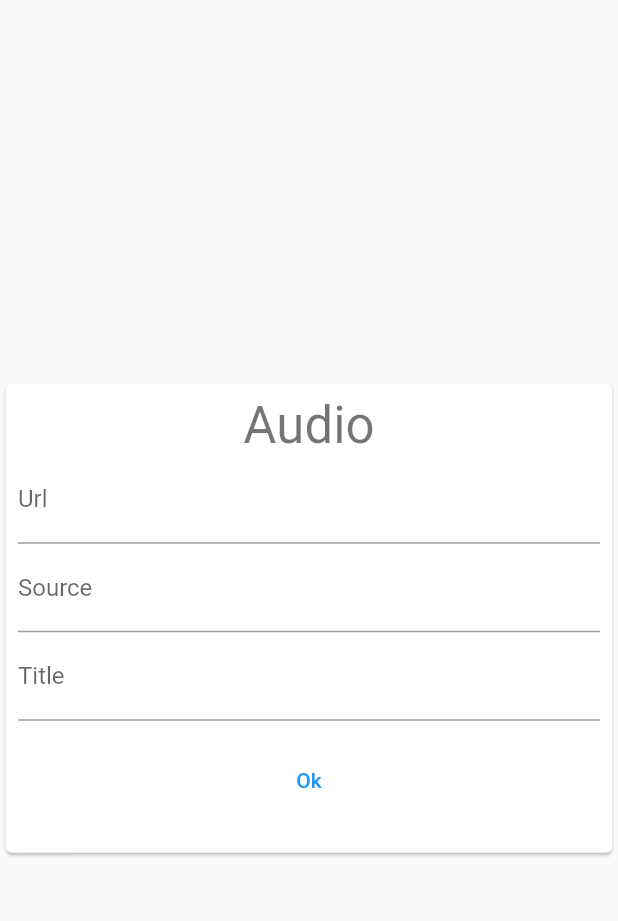
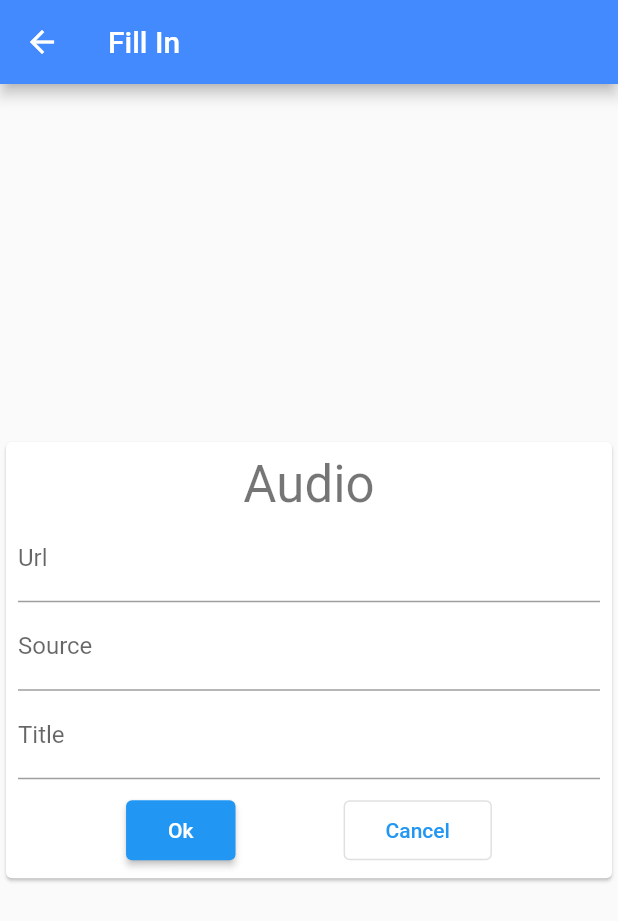
Before and after one commit to Dobryvechir/postcreator, a Flutter app: the AudioInputWidget screen opened directly, on a phone screen of 412 x 824 dp. Shown: the top 921 px of the screen. Run offline on Flutter 3.47's test engine with Material 2 defaults, Android fonts, the phone set to English and light mode, and no system bars; our stand-ins replace url_strategy; missing offline and left inert: adaptive_navigation, html_editor_enhanced, notus_format, path_to_regexp, quill_format, zefyrka; generated files the repository leaves out were written again; statements that could not run were skipped.

Commit message:
audio and video

```diff
--- a/lib/app_state.dart
+++ b/lib/app_state.dart
@@ -2,7 +2,7 @@ import 'package:flutter/material.dart';
 
 class DvAppState extends ChangeNotifier {
   var prefixedProperties = <String, String>{};
-  var defLocale = 'en';
+  var defLocale = 'uk';
 
   void setProperty(String prefix, String key, String value) {
     String k = "${prefix}_$key";
--- a/lib/homepage/audio_input.dart
+++ b/lib/homepage/audio_input.dart
@@ -1,6 +1,8 @@
 import 'package:flutter/material.dart';
 import 'package:provider/provider.dart';
 import '../app_state.dart';
+import './home_app_start.dart';
+import 'package:flutter_gen/gen_l10n/app_localizations.dart';
 
 class AudioInputWidget extends StatefulWidget {
   @override
@@ -14,9 +16,14 @@ class _AudioInputWidgetState extends State<AudioInputWidget> {
 
   @override
   Widget build(BuildContext context) {
-    // var appState = context.watch<DvAppState>();
-
+    var appState = context.watch<DvAppState>();
+    var messager = AppLocalizations.of(context) ??
+        lookupAppLocalizations(Locale(appState.defLocale));
     return Scaffold(
+      appBar: AppBar(
+        title: Text(messager.fillIn),
+        backgroundColor: Colors.blueAccent,
+      ),
       body: Center(
         child: Card(
           child: Container(
@@ -26,30 +33,49 @@ class _AudioInputWidgetState extends State<AudioInputWidget> {
               mainAxisAlignment: MainAxisAlignment.center,
               mainAxisSize: MainAxisSize.min,
               children: [
-                Text('Audio',
+                Text(messager.audio,
                     style: Theme.of(context).textTheme.headlineMedium),
                 TextField(
-                  decoration: const InputDecoration(labelText: 'Url'),
+                  decoration: InputDecoration(labelText: messager.url),
                   controller: _urlController,
                 ),
                 TextField(
-                  decoration: const InputDecoration(labelText: 'Source'),
+                  decoration: InputDecoration(labelText: messager.source),
                   controller: _sourceController,
                 ),
                 TextField(
-                  decoration: const InputDecoration(labelText: 'Title'),
+                  decoration: InputDecoration(labelText: messager.title),
                   controller: _titleController,
                 ),
-                Padding(
-                  padding: const EdgeInsets.all(16),
-                  child: TextButton(
-                    onPressed: () async {
-                      widget.onSignIn(Credentials(
-                          _usernameController.value.text,
-                          _passwordController.value.text));
-                    },
-                    child: const Text('Ok'),
-                  ),
+                const SizedBox(height: 10),
+                Row(
+                  mainAxisAlignment: MainAxisAlignment.spaceEvenly,
+                  children: [
+                    ButtonTheme(
+                        minWidth: 100,
+                        child: ElevatedButton(
+                            onPressed: () async {
+                              appState.setProperty(homePagePrefix, audioUrl,
+                                  _urlController.value.text);
+                              appState.setProperty(homePagePrefix, audioSource,
+                                  _sourceController.value.text);
+                              appState.setProperty(homePagePrefix, audioTitle,
+                                  _titleController.value.text);
+                              Navigator.pop(context);
+                            },
+                            child: Padding(
+                              padding: const EdgeInsets.all(12),
+                              child: Text(messager.ok),
+                            ))),
+                    OutlinedButton(
+                        onPressed: () async {
+                          Navigator.pop(context);
+                        },
+                        child: Padding(
+                          padding: const EdgeInsets.all(12),
+                          child: Text(messager.cancel),
+                        ))
+                  ],
                 ),
               ],
             ),
--- a/lib/l10n/app_de.arb
+++ b/lib/l10n/app_de.arb
@@ -1,8 +1,11 @@
 {
   "audio": "Audio",
   "cancel": "Abbrechen",
+  "chooseTextImageAudioVideoCreatePost": "Wählen Sie Text, Bild, Audio, Video und erstellen Sie Ihren Beitrag",
+  "fillIn": "Ergänze",
   "image": "Bild",
   "ok": "Ok",
+  "provideTextForPost": "Geben Sie den Text für den Beitrag an",
   "source": "Quelle",
   "title": "Titel",
   "url": "URL",
--- a/lib/l10n/app_el.arb
+++ b/lib/l10n/app_el.arb
@@ -1,8 +1,11 @@
 {
   "audio": "Ήχος",
   "cancel": "Ματαίωση",
+  "chooseTextImageAudioVideoCreatePost": "Επιλέξτε κείμενο, εικόνα, ήχο, βίντεο και δημιουργήστε την ανάρτησή",
+  "fillIn": "Συμπλήρωσε",
   "image": "Εικόνα",
   "ok": "Εντάξει",
+  "provideTextForPost": "Δώστε το κείμενό σας για την ανάρτηση",
   "source": "Πηγή",
   "title": "Τίτλος",
   "url": "Url",
--- a/lib/l10n/app_en.arb
+++ b/lib/l10n/app_en.arb
@@ -1,8 +1,11 @@
 {
   "audio": "Audio",
   "cancel": "Cancel",
+  "chooseTextImageAudioVideoCreatePost": "Choose text/image/audio/video and create your post",
+  "fillIn": "Fill In",
   "image": "Image",
   "ok": "Ok",
+  "provideTextForPost": "Provide your text for the post",
   "source": "Source",
   "title": "Title",
   "url": "Url",
--- a/lib/l10n/app_es.arb
+++ b/lib/l10n/app_es.arb
@@ -1,8 +1,11 @@
 {
   "audio": "Audio",
   "cancel": "Cancelar",
+  "chooseTextImageAudioVideoCreatePost": "Elige texto, imagen, audio, video y crea tu publicación",
+  "fillIn": "Rellena",
   "image": "Imagen",
   "ok": "Ok",
+  "provideTextForPost": "Proporcione su texto para la publicación",
   "source": "Fuente",
   "title": "Título",
   "url": "Url",
--- a/lib/l10n/app_fr.arb
+++ b/lib/l10n/app_fr.arb
@@ -1,8 +1,11 @@
 {
   "audio": "Audio",
   "cancel": "Annuler",
+  "chooseTextImageAudioVideoCreatePost": "Choisissez texte, image, audio, vidéo et créez votre publication",
+  "fillIn": "Remplis",
   "image": "Image",
   "ok": "Ok",
+  "provideTextForPost": "Fournissez votre texte pour le poste",
   "source": "Source",
   "title": "Titre",
   "url": "Url",
--- a/lib/l10n/app_it.arb
+++ b/lib/l10n/app_it.arb
@@ -1,8 +1,11 @@
 {
   "audio": "Audio",
-  "cancel": "Annullare"
+  "cancel": "Annullare",
+  "chooseTextImageAudioVideoCreatePost": "Scegli testo, immagine, audio, video e crea il tuo post",
+  "fillIn": "Compila",
   "image": "Immagine",
   "ok": "Ok",
+  "provideTextForPost": "Fornisci il tuo testo per il post",
   "source": "Fonte",
   "title": "Titolo",
   "url": "Url",
--- a/lib/l10n/app_nb.arb
+++ b/lib/l10n/app_nb.arb
@@ -1,8 +1,11 @@
 {
   "audio": "Lyd",
   "cancel": "Avbryt",
+  "chooseTextImageAudioVideoCreatePost": "Velg tekst, bilde, lyd, video og lag innlegget",
+  "fillIn": "Fyll",
   "image": "Bilde",
   "ok": "Ok",
+  "provideTextForPost": "Oppgi teksten til innlegget",
   "source": "Kilde",
   "title": "Tittel",
   "url": "Url",
--- a/lib/l10n/app_pl.arb
+++ b/lib/l10n/app_pl.arb
@@ -1,8 +1,11 @@
 {
   "audio": "Audio",
-  "cancel": "Anulować"
+  "cancel": "Anulować",
+  "chooseTextImageAudioVideoCreatePost": "Wybierz tekst, obraz, audio, wideo i utwórz post",
+  "fillIn": "Wypełnij",
   "image": "Obraz",
   "ok": "Ok",
+  "provideTextForPost": "Podaj tekst posta",
   "source": "Żródło",
   "title": "Tytuł",
   "url": "Adres URL",
--- a/lib/l10n/app_pt.arb
+++ b/lib/l10n/app_pt.arb
@@ -1,8 +1,11 @@
 {
   "audio": "Áudio",
   "cancel": "Cancelar",
+  "chooseTextImageAudioVideoCreatePost": "Escolha texto, imagem, áudio, vídeo e crie seu post",
+  "fillIn": "Preencha",
   "image": "Imagem",
   "ok": "Ok",
+  "provideTextForPost": "Forneça seu texto para a postagem",
   "source": "Fonte",
   "title": "Título",
   "url": "Url",
--- a/lib/l10n/app_ru.arb
+++ b/lib/l10n/app_ru.arb
@@ -1,10 +1,13 @@
 {
   "audio": "Аудио",
   "cancel": "Отмена",
+  "chooseTextImageAudioVideoCreatePost": "Подберите текст,рисунок,аудио,видео и создайте пост",
+  "fillIn": "Заполните",
   "image": "Рисунок",
   "ok": "Ok",
+  "provideTextForPost": "Составьте текст для поста",
   "source": "Источник",
   "title": "Название",
-  "url": "Url",
+  "url": "Адрес Url",
   "video": "Видео"
 }
--- a/lib/ubihtmleditor/alt_html_editor.dart
+++ b/lib/ubihtmleditor/alt_html_editor.dart
@@ -14,7 +14,9 @@ class AltHtmlEditorWidget extends StatefulWidget {
 class _AltHtmlEditorWidgetState extends State<AltHtmlEditorWidget> {
   final ZefyrController _controller = ZefyrController();
 
-  _AltHtmlEditorWidgetState() {
+  @override
+  void initState() {
+    super.initState();
     widget.changer(() {
       var converter = const NotusHtmlCodec();
       String html = converter.encode(_controller.document.toDelta());
--- a/lib/ubihtmleditor/mob_html_editor.dart
+++ b/lib/ubihtmleditor/mob_html_editor.dart
@@ -14,7 +14,9 @@ class MobHtmlEditorWidget extends StatefulWidget {
 class _MobHtmlEditorWidgetState extends State<MobHtmlEditorWidget> {
   HtmlEditorController controller = HtmlEditorController();
 
-  _MobHtmlEditorWidgetState() {
+  @override
+  void initState() {
+    super.initState();
     widget.changer(() async {
       var a = await controller.getText();
       return a;
```
Also changed, not shown: lib/homepage/home_app_start.dart (+6 -6 lines), lib/homepage/home_main.dart (+10 -2 lines), lib/homepage/text_input.dart (+12 -9 lines), lib/l10n/app_uk.arb (+5 -2 lines), 2 other files.
